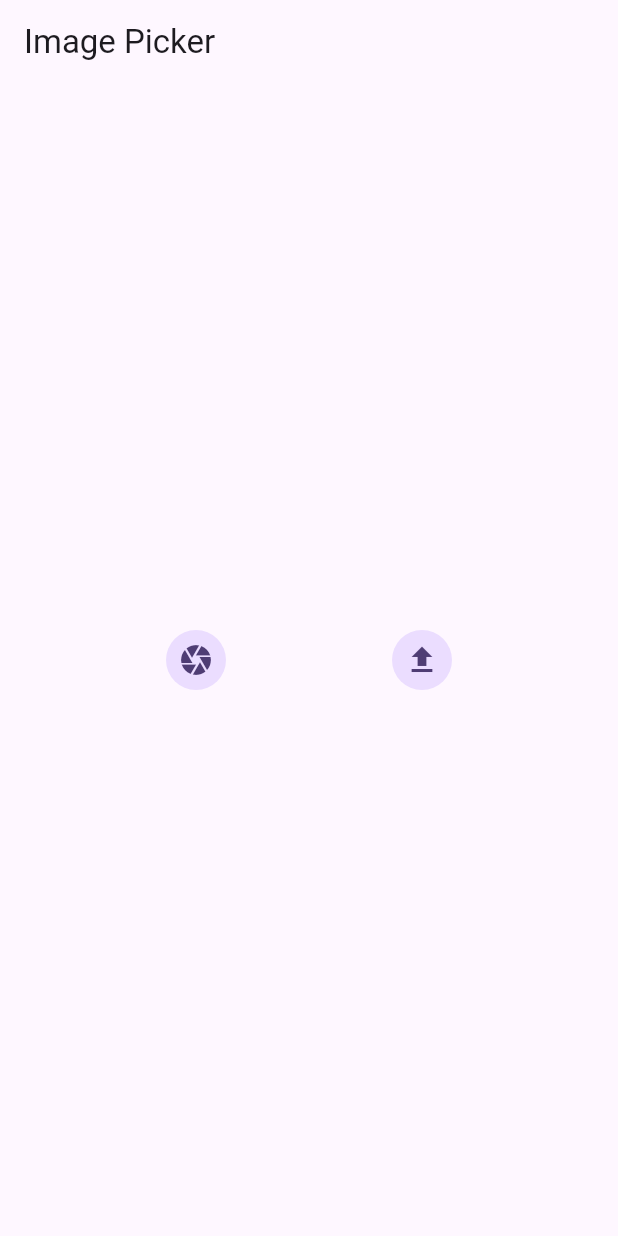
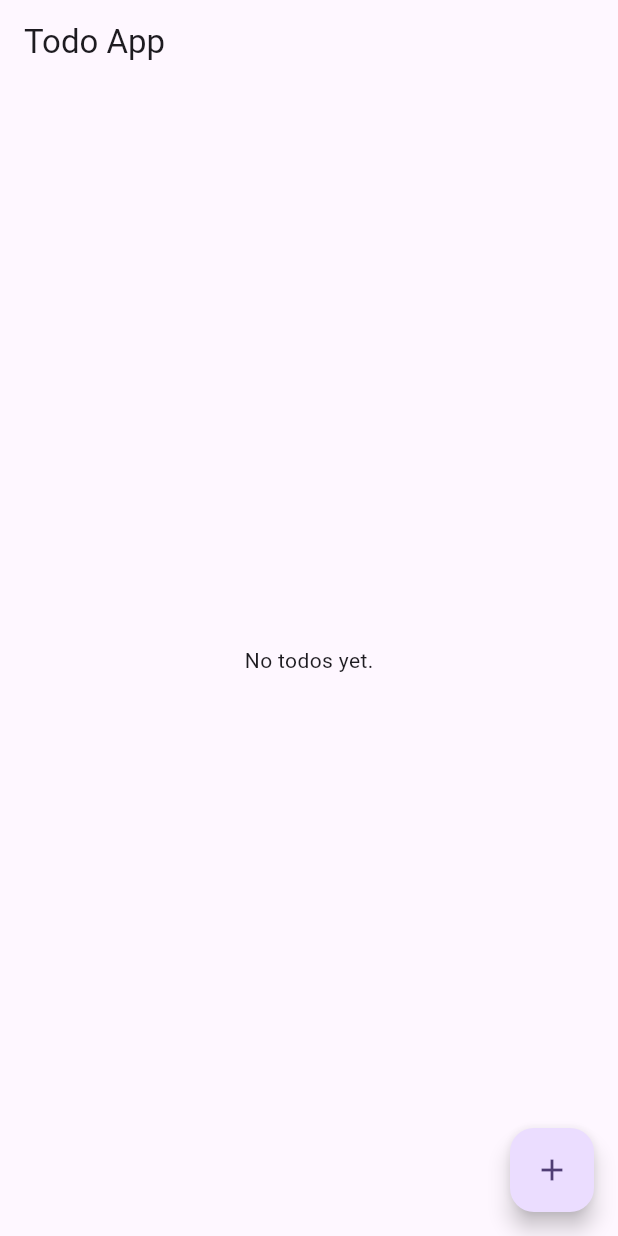
Before and after one commit to i-aman-jha/counter_bloc, a Flutter app: the screen it shows after launch, on a phone screen of 412 x 824 dp. Run offline on Flutter 3.47's test engine with Material 3 defaults, Android fonts, the phone set to English and light mode, and no system bars; our stand-ins replace bloc, equatable, flutter_bloc, image_picker.

Commit message:
todo bloc added

```diff
--- /dev/null
+++ b/lib/bloc/todo/todo_bloc.dart
@@ -0,0 +1,23 @@
+import 'package:bloc/bloc.dart';
+import 'package:counter/bloc/todo/todo_event.dart';
+import 'package:counter/bloc/todo/todo_state.dart';
+
+class ToDoBloc extends Bloc<ToDoEvent, ToDoState> {
+
+  final List<String> todos = [];
+  ToDoBloc() : super(const ToDoState()) {
+    on<AddTodoEvent>(_addToEvent);
+    on<RemoveTodoEvent>(_removeEvent);
+  }
+
+  void _addToEvent(AddTodoEvent event, Emitter<ToDoState> emit){
+     todos.add(event.task);
+    emit(state.copyWith(todos: List.from(todos) ));
+  }
+
+  void _removeEvent(RemoveTodoEvent event, Emitter<ToDoState> emit){
+    todos.remove(event.index);
+    emit(state.copyWith(todos: List.from(todos)  ));
+  }
+
+}
--- /dev/null
+++ b/lib/bloc/todo/todo_event.dart
@@ -0,0 +1,22 @@
+import 'package:equatable/equatable.dart';
+
+abstract class ToDoEvent extends Equatable {
+  const ToDoEvent();
+}
+
+class AddTodoEvent extends ToDoEvent {
+  final String task;
+
+  const AddTodoEvent(this.task);
+
+  @override
+  List<Object?> get props => [task];
+}
+
+class RemoveTodoEvent extends ToDoEvent {
+  final Object index;
+  const RemoveTodoEvent(this.index);
+
+  @override
+  List<Object?> get props => [index];
+}
--- /dev/null
+++ b/lib/bloc/todo/todo_state.dart
@@ -0,0 +1,17 @@
+import 'package:equatable/equatable.dart';
+
+ class ToDoState extends Equatable {
+
+  final List<String> todos;
+
+  const ToDoState( { this.todos = const [] });
+
+  ToDoState copyWith({ List<String>? todos  }) {
+    return ToDoState(
+      todos: todos ?? this.todos,
+    );
+  }
+
+  @override
+  List<Object> get props => [ todos ];
+}
--- a/lib/main.dart
+++ b/lib/main.dart
@@ -1,8 +1,10 @@
 import 'package:counter/bloc/counter/counter_bloc.dart';
 import 'package:counter/bloc/imagepicker/imagepicker_bloc.dart';
-import 'package:counter/ui/counter.dart';
-import 'package:counter/ui/image_picker.dart';
-import 'package:counter/ui/switchexample.dart';
+import 'package:counter/bloc/todo/todo_bloc.dart';
+import 'package:counter/ui/counter/counter.dart';
+import 'package:counter/ui/image_picker/image_picker.dart';
+import 'package:counter/ui/switch_example/switchexample.dart';
+import 'package:counter/ui/todo/todo.dart';
 import 'package:counter/utils/imagepicker_utils.dart';
 import 'package:flutter/material.dart';
 import 'package:flutter_bloc/flutter_bloc.dart';
@@ -30,6 +32,9 @@ class MyApp extends StatelessWidget {
         BlocProvider(
           create: (context) => ImagePickerBloc(ImagePickerUtils()),
         ),
+        BlocProvider(
+          create: (context) => ToDoBloc(),
+        ),
       ],
       child: MaterialApp(
         title: 'Bloc Demo',
@@ -40,7 +45,8 @@ class MyApp extends StatelessWidget {
         ),
         // home: const counter(),
         // home: const SwitchExampleBloc(),
-        home: const ImagePicker(),
+        // home: const ImagePicker(),
+        home: const ToDoScreen(),
       ),
     );
   }
--- a/lib/ui/switchexample.dart
+++ b/lib/ui/switch_example/switchexample.dart
@@ -2,8 +2,8 @@ import 'package:counter/bloc/switch/switch_event.dart';
 import 'package:flutter/material.dart';
 import 'package:flutter_bloc/flutter_bloc.dart';
 
-import '../bloc/switch/switch_bloc.dart';
-import '../bloc/switch/switch_state.dart';
+import '../../bloc/switch/switch_bloc.dart';
+import '../../bloc/switch/switch_state.dart';
 
 class SwitchExampleBloc extends StatefulWidget {
   const SwitchExampleBloc({super.key});
--- /dev/null
+++ b/lib/ui/todo/todo.dart
@@ -0,0 +1,59 @@
+import 'package:counter/bloc/todo/todo_bloc.dart';
+import 'package:counter/bloc/todo/todo_event.dart';
+import 'package:counter/bloc/todo/todo_state.dart';
+import 'package:flutter/material.dart';
+import 'package:flutter_bloc/flutter_bloc.dart';
+
+class ToDoScreen extends StatefulWidget {
+  const ToDoScreen({Key? key}) : super(key: key);
+
+  @override
+  State<ToDoScreen> createState() => _ToDoScreenState();
+}
+
+class _ToDoScreenState extends State<ToDoScreen> {
+  @override
+  Widget build(BuildContext context) {
+    return Scaffold(
+      appBar: AppBar(
+        title: const Text('Todo App'),
+      ),
+      body: BlocBuilder<ToDoBloc, ToDoState>(
+        builder: (context, state) {
+          if (state.todos.isEmpty) {
+            return const Center(
+              child: Text('No todos yet.'),
+            );
+          } else if (state.todos.isNotEmpty) {
+            return ListView.builder(
+              itemCount: state.todos.length,
+              itemBuilder: (context, index) {
+                return ListTile(
+                  title: Text(state.todos[index]),
+                  trailing: IconButton(
+                    icon: const Icon(Icons.delete),
+                    onPressed: () {
+                      BlocProvider.of<ToDoBloc>(context).add(RemoveTodoEvent(state.todos[index]));
+                    },
+                  ),
+                );
+              },
+            );
+          } else {
+            return const Center(
+              child: Text('Unknown state.'),
+            );
+          }
+        },
+      ),
+      floatingActionButton: FloatingActionButton(
+        onPressed: ()  {
+          for(int i = 0 ; i < 10 ; i++ ){
+            BlocProvider.of<ToDoBloc>(context).add(AddTodoEvent('Task $i'));
+          }
+        },
+        child: const Icon(Icons.add),
+      ),
+    );
+  }
+}
```
Also changed, not shown: lib/ui/counter/counter.dart (renamed from lib/ui/counter.dart), lib/ui/image_picker/image_picker.dart (renamed from lib/ui/image_picker.dart).
